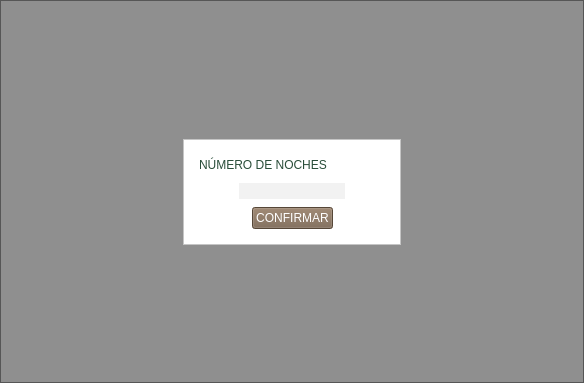
Before: the Qt Designer form nights.ui in altitude-solutions/Camino_Real_Desktop, drawn with Qt 5.
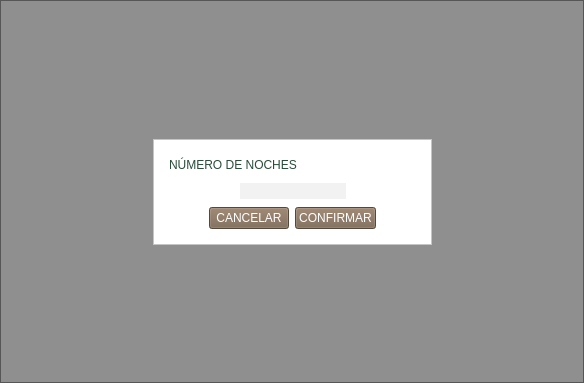
After: the same form once the commit is applied.

Patch:
```diff
--- a/nights.ui
+++ b/nights.ui
@@ -189,6 +189,22 @@
                </property>
               </spacer>
              </item>
+             <item>
+              <widget class="QPushButton" name="pushButton">
+               <property name="styleSheet">
+                <string notr="true">font: 12pt &quot;MS Shell Dlg 2&quot;;
+color:white;
+background-color:#79634E;
+min-width:8.5em;
+max-width:8.5em;
+min-height:2.5em;
+max-height:2.5em;</string>
+               </property>
+               <property name="text">
+                <string>CANCELAR</string>
+               </property>
+              </widget>
+             </item>
              <item>
               <widget class="QPushButton" name="pushButton_9">
                <property name="styleSheet">
```
